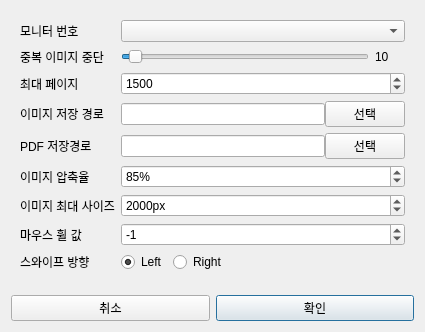
Before: the Qt Designer form ui/setting_dialog.ui in gyuha/capture-macro2, drawn with Qt 5.
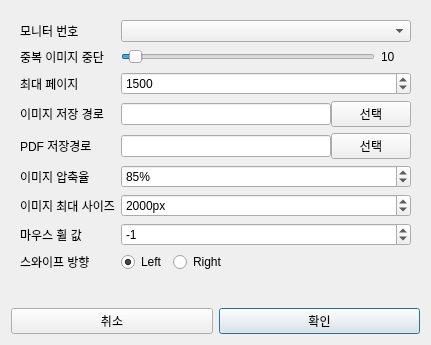
After: the same form once the commit is applied.

```diff
--- a/ui/setting_dialog.ui
+++ b/ui/setting_dialog.ui
@@ -6,8 +6,8 @@
    <rect>
     <x>0</x>
     <y>0</y>
-    <width>425</width>
-    <height>332</height>
+    <width>431</width>
+    <height>345</height>
    </rect>
   </property>
   <property name="maximumSize">
```
Left out of the diff: 6 changed lines with no effect on the pictures.
